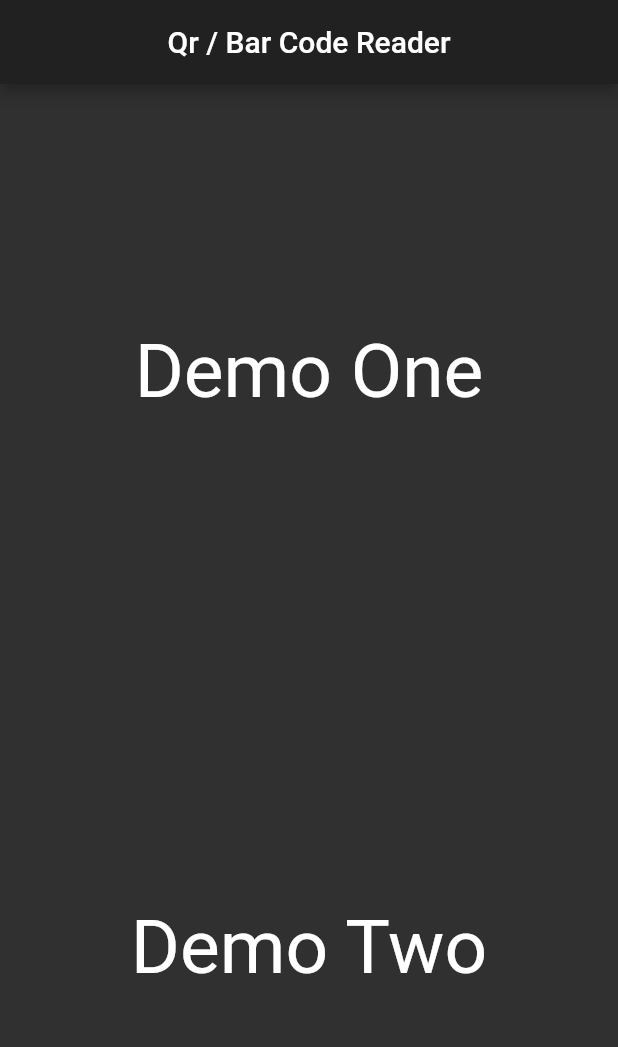
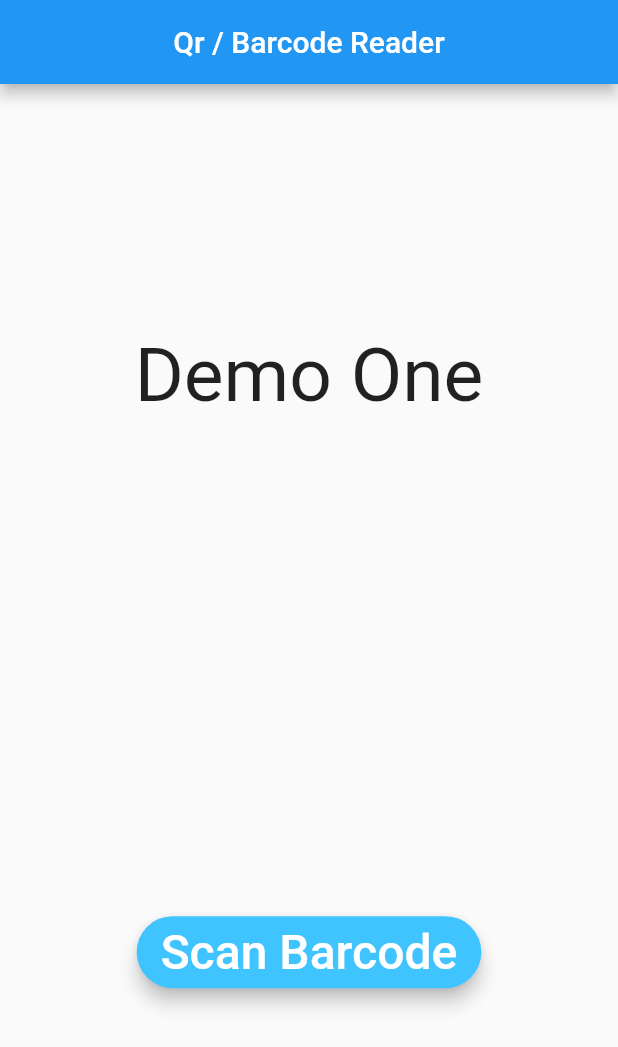
Before and after one commit to kosbaship/bar_code_reader, a Flutter app: the screen it shows after launch, on a phone screen of 412 x 824 dp. Shown: the top 1047 px of the screen. Run offline on Flutter 3.47's test engine with Material 2 defaults, Android fonts, the phone set to English and light mode, and no system bars.

Commit message:
عمل زرار شكله حلو

```diff
--- a/lib/main.dart
+++ b/lib/main.dart
@@ -2,7 +2,6 @@ import 'package:flutter/material.dart';
 
 void main() => runApp(MaterialApp(
   debugShowCheckedModeBanner: false,
-  theme: ThemeData.dark(),
   home: QRCode(),
 ));
 
@@ -19,7 +18,7 @@ class _QRCodeState extends State<QRCode> {
     return Scaffold(
       appBar: AppBar(
         title:
-        Text('Qr / Bar Code Reader'),
+        Text('Qr / Barcode Reader'),
         centerTitle: true,
       ),
       body: Column(
@@ -31,8 +30,24 @@ class _QRCodeState extends State<QRCode> {
           SizedBox(
             width: double.infinity,
           ),
-          Text('Demo Two',
-            style: TextStyle(fontSize: 50.0),
+          // عمل زرار شكله حلو
+          Material(
+            elevation: 5.0,
+            color: Colors.lightBlueAccent,
+            borderRadius: BorderRadius.circular(30.0),
+            child: MaterialButton(
+              minWidth: 200.0,
+              height: 42.0,
+              onPressed: () {
+
+              },
+              child: Text('Scan Barcode',
+                style: TextStyle(
+                    fontSize: 32.0,
+                    color: Colors.white
+                ),
+              ),
+            ),
           ),
         ],
       ),
```
